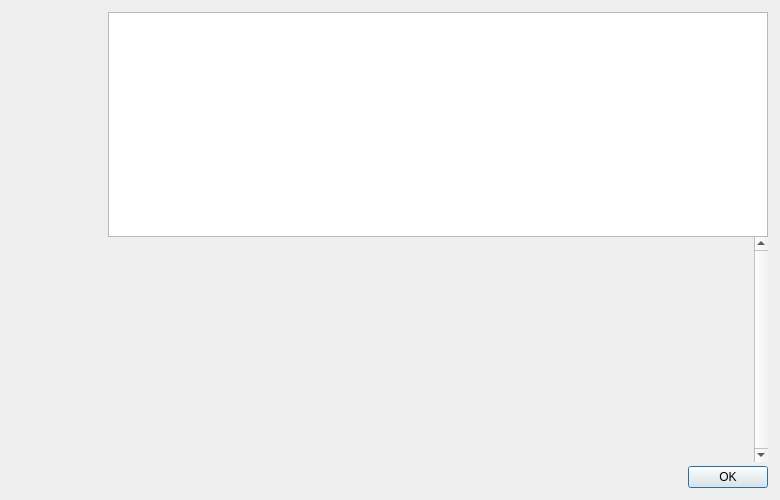
First picture: the form in src/qt/forms/helpmessagedialog.ui, repository biblepay/biblepay_legacy, before the edit.
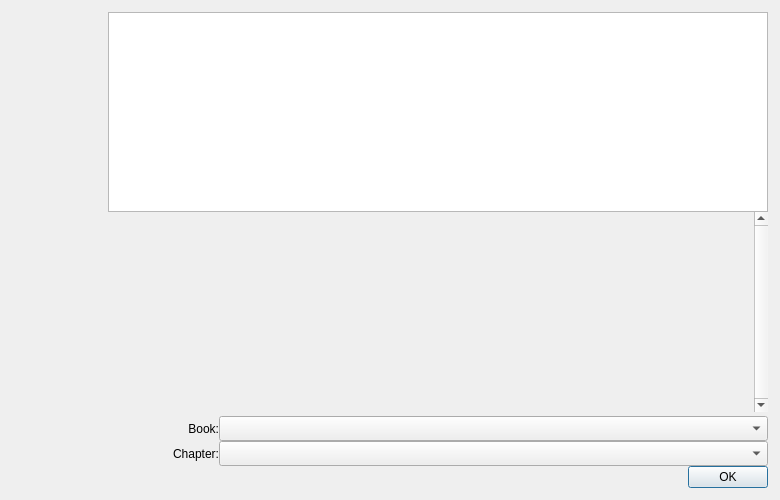
Second picture: the form after the edit. Icons and pictures are not drawn.

Diff of the .ui file:
```diff
--- a/src/qt/forms/helpmessagedialog.ui
+++ b/src/qt/forms/helpmessagedialog.ui
@@ -113,8 +113,8 @@
          <rect>
           <x>0</x>
           <y>0</y>
-          <width>630</width>
-          <height>201</height>
+          <width>639</width>
+          <height>171</height>
          </rect>
         </property>
         <layout class="QVBoxLayout" name="verticalLayout_2">
@@ -157,6 +157,96 @@
        </property>
       </spacer>
      </item>
+     <item>
+      <layout class="QHBoxLayout" name="horizontalLayout_7">
+       <property name="spacing">
+        <number>0</number>
+       </property>
+       <item>
+        <widget class="QLabel" name="lblBook">
+         <property name="maximumSize">
+          <size>
+           <width>111</width>
+           <height>16777215</height>
+          </size>
+         </property>
+         <property name="text">
+          <string>Book:</string>
+         </property>
+         <property name="alignment">
+          <set>Qt::AlignRight|Qt::AlignTrailing|Qt::AlignVCenter</set>
+         </property>
+         <property name="buddy">
+          <cstring>Book:</cstring>
+         </property>
+        </widget>
+       </item>
+       <item>
+        <widget class="QComboBox" name="comboBook">
+         <property name="enabled">
+          <bool>true</bool>
+         </property>
+         <property name="minimumSize">
+          <size>
+           <width>0</width>
+           <height>25</height>
+          </size>
+         </property>
+         <property name="toolTip">
+          <string>Choose Bible Book</string>
+         </property>
+         <property name="maxLength" stdset="0">
+          <number>1000</number>
+         </property>
+        </widget>
+       </item>
+      </layout>
+     </item>
+     <item>
+      <layout class="QHBoxLayout" name="horizontalLayout_77">
+       <property name="spacing">
+        <number>0</number>
+       </property>
+       <item>
+        <widget class="QLabel" name="lblChapter">
+         <property name="maximumSize">
+          <size>
+           <width>111</width>
+           <height>16777215</height>
+          </size>
+         </property>
+         <property name="text">
+          <string>Chapter:</string>
+         </property>
+         <property name="alignment">
+          <set>Qt::AlignRight|Qt::AlignTrailing|Qt::AlignVCenter</set>
+         </property>
+         <property name="buddy">
+          <cstring>Chapter:</cstring>
+         </property>
+        </widget>
+       </item>
+       <item>
+        <widget class="QComboBox" name="comboChapter">
+         <property name="enabled">
+          <bool>true</bool>
+         </property>
+         <property name="minimumSize">
+          <size>
+           <width>0</width>
+           <height>25</height>
+          </size>
+         </property>
+         <property name="toolTip">
+          <string>Choose Bible Chapter</string>
+         </property>
+         <property name="maxLength" stdset="0">
+          <number>1000</number>
+         </property>
+        </widget>
+       </item>
+      </layout>
+     </item>
      <item>
       <widget class="QDialogButtonBox" name="okButton">
        <property name="orientation">
```
Left out of the diff: 11 changed lines with no effect on the pictures.
